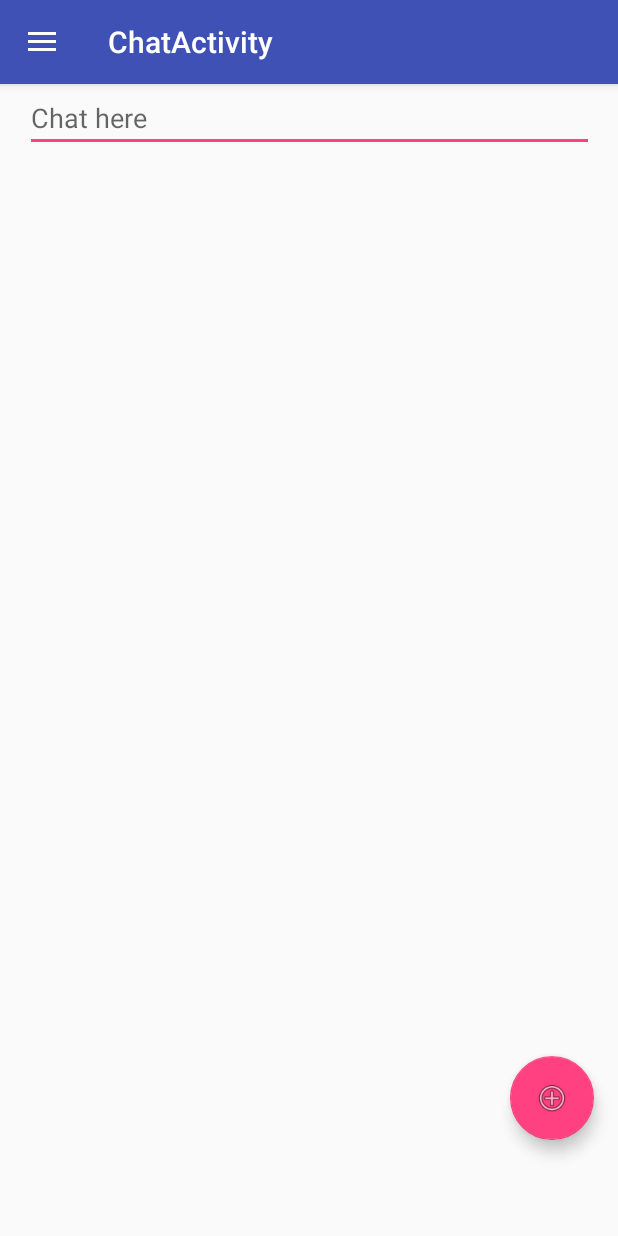
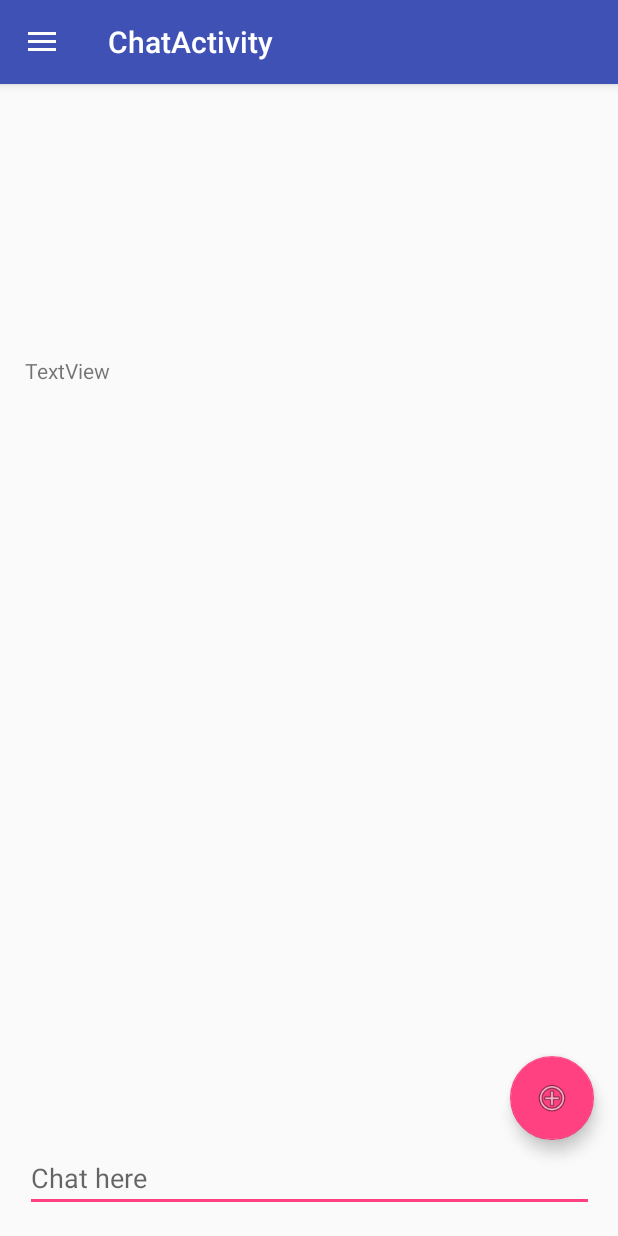
Before and after one commit to Binary-Duo/Mercury, an Android app: the ChatActivity screen opened directly, with no data from a screen before it, on a phone screen of 412 x 824 dp. Run offline under Robolectric (Android 15) with nearby library versions, the phone set to English and light mode, and no system bars.

```diff
--- a/app/src/main/res/layout/content_chat.xml
+++ b/app/src/main/res/layout/content_chat.xml
@@ -12,12 +12,25 @@
         android:id="@+id/chatBox"
         android:layout_width="379dp"
         android:layout_height="wrap_content"
+        android:layout_marginBottom="16dp"
         android:layout_marginEnd="16dp"
         android:layout_marginStart="16dp"
         android:ems="10"
         android:hint="@string/chat_hint"
         android:inputType="textShortMessage"
+        app:layout_constraintBottom_toBottomOf="parent"
         app:layout_constraintEnd_toEndOf="parent"
-        app:layout_constraintStart_toStartOf="parent"
-        tools:layout_editor_absoluteY="542dp" />
+        app:layout_constraintStart_toStartOf="parent" />
+
+    <TextView
+        android:id="@+id/textView2"
+        android:layout_width="379dp"
+        android:layout_height="509dp"
+        android:layout_marginBottom="16dp"
+        android:layout_marginEnd="16dp"
+        android:layout_marginStart="16dp"
+        android:text="TextView"
+        app:layout_constraintBottom_toTopOf="@+id/chatBox"
+        app:layout_constraintEnd_toEndOf="parent"
+        app:layout_constraintStart_toStartOf="parent" />
 </android.support.constraint.ConstraintLayout>
```
Also changed, not shown: app/src/main/java/org/teslastemcs/binaryduo/irc/ChatActivity.java (+36 -2 lines).
